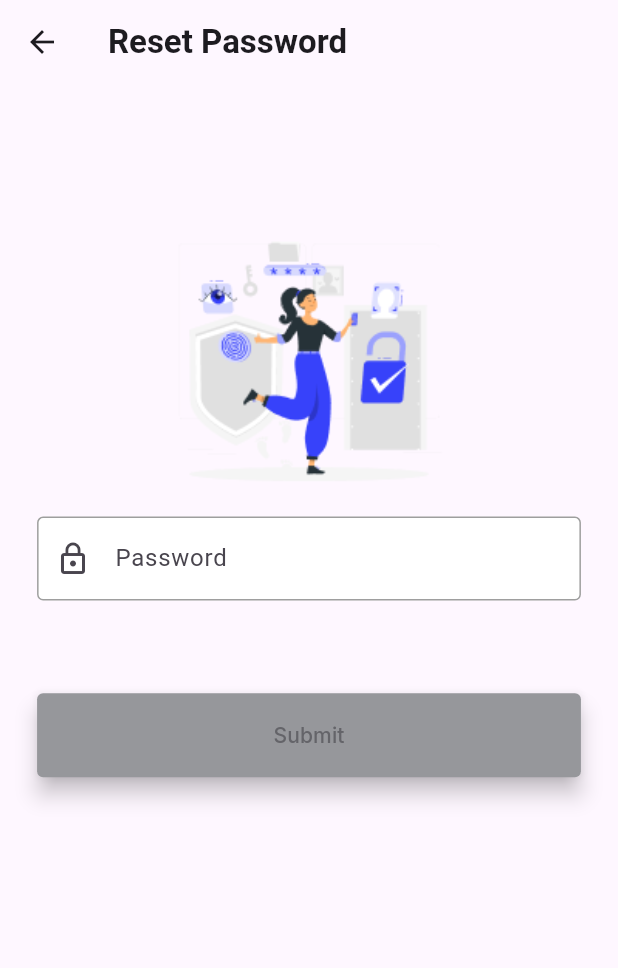
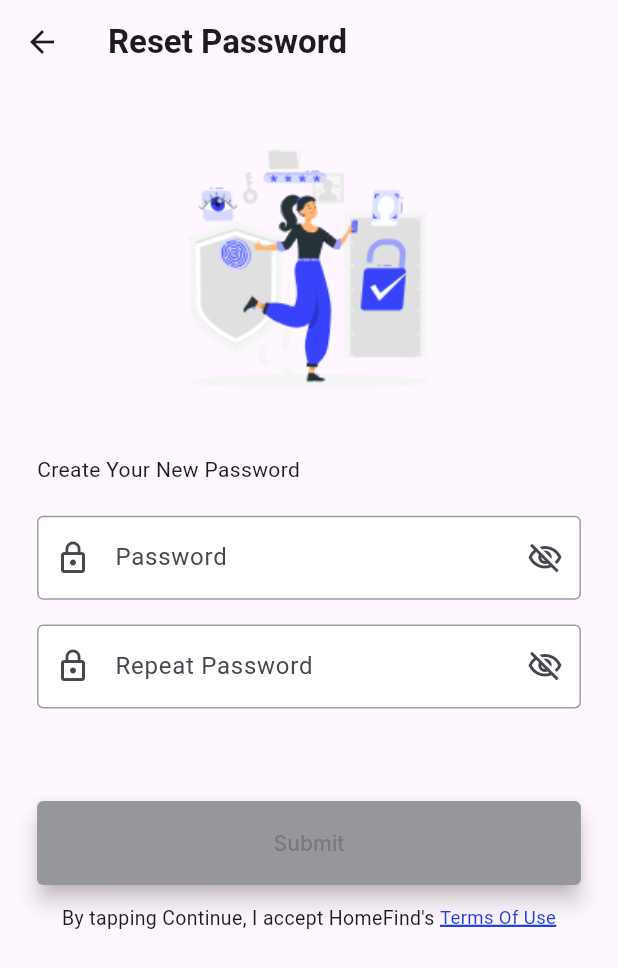
Before and after one commit to aziz-belloumi/auth_project, a Flutter app: the ResetYourPassword screen opened directly with empty values, on a phone screen of 412 x 824 dp. Shown: the top 968 px of the screen. Run offline on Flutter 3.47's test engine with Material 3 defaults, Android fonts, the phone set to English and light mode, and no system bars; our stand-ins replace carousel_slider, dropdown_button2, firebase_auth, firebase_core, flutter_bloc, flutter_map and 9 more; missing offline and left inert: flutter_3d_controller, flutter_facebook_auth, imageview360, panorama_viewer, scrolling_buttons_bar, video_360; accounts and stored records are empty; network calls fail.

Commit message:
updated reset password

```diff
--- a/lib/authServices/bloc/verification_cubit.dart
+++ b/lib/authServices/bloc/verification_cubit.dart
@@ -25,6 +25,9 @@ class VerificationCubit extends Cubit<AuthState>{
         id = jsonResponse["id"];
         emit(AuthSuccess());
       }
+      else{
+        emit(AuthError("Wrong code"));
+      }
     }
     catch(e){
       emit(AuthError(e.toString()));
--- a/lib/views/log_in.dart
+++ b/lib/views/log_in.dart
@@ -247,7 +247,7 @@ class _LogInState extends State<LogIn> {
                     ),
                     GestureDetector(
                       onTap: (){
-                        // terms of use page
+                        //Get.toNamed('/reset_password');
                       },
                       child: Text(
                         "Terms Of Use",
--- a/lib/views/profile_view.dart
+++ b/lib/views/profile_view.dart
@@ -52,7 +52,7 @@ class _ProfileViewState extends State<ProfileView> {
 
     if (image != null) {
       File imageFile = File(image.path);
-      String uploadUrl = 'http://192.168.40.133:4050/api/auth/upload-picture'; // Replace with your actual backend URL
+      String uploadUrl = 'http://10.0.2.2:4050/api/auth/upload-picture'; // Replace with your actual backend URL
 
       try {
         var request = http.MultipartRequest('POST', Uri.parse(uploadUrl));
--- a/lib/views/reset_your_password.dart
+++ b/lib/views/reset_your_password.dart
@@ -15,7 +15,13 @@ class ResetYourPassword extends StatefulWidget {
 
 class _ResetYourPasswordState extends State<ResetYourPassword> {
   String? id = Get.arguments["id"];
-  TextEditingController passwordController = TextEditingController() ;
+  TextEditingController firstPasswordController = TextEditingController() ;
+  TextEditingController secondPasswordController = TextEditingController() ;
+  GlobalKey<FormState> password = GlobalKey();
+
+  bool firstPasswordStatus = true;
+  bool secondPasswordStatus = true;
+
   @override
   Widget build(BuildContext context) {
     return BlocListener<ResetPasswordCubit,AuthState>(
@@ -108,7 +114,7 @@ class _ResetYourPasswordState extends State<ResetYourPassword> {
             ),
             child: Column(
               children: [
-                SizedBox(height: MediaQuery.of(context).size.width * 0.2,),
+                SizedBox(height: MediaQuery.of(context).size.width * 0.05,),
                 Row(
                   mainAxisAlignment: MainAxisAlignment.center,
                   children: [
@@ -122,13 +128,75 @@ class _ResetYourPasswordState extends State<ResetYourPassword> {
                     ),
                   ],
                 ),
+                SizedBox(height: MediaQuery.of(context).size.width * 0.05,),
+                const Row(
+                  mainAxisAlignment: MainAxisAlignment.start,
+                  children: [
+                    Text('Create Your New Password'),
+                  ],
+                ),
+                SizedBox(height: MediaQuery.of(context).size.width * 0.05,),
                 Form(
-                    child: TextFormField(
-                      controller: passwordController,
-                      decoration: textInputDecoration.copyWith(
-                        prefixIcon: const Icon(Icons.lock_outline),
-                        hintText: "Password",
-                      ),
+                  key: password,
+                    child: Column(
+                      children: [
+                        TextFormField(
+                          controller: firstPasswordController,
+                          validator: (val) {
+                            if (val!.isEmpty) {
+                              return "please enter a password";
+                            }
+                            if (val.length < 6) {
+                              return "the password must at least contain 6 characters";
+                            }
+                            else {
+                              return null;
+                            }
+                          },
+                          obscureText: firstPasswordStatus,
+                          decoration: textInputDecoration.copyWith(
+                            prefixIcon: const Icon(Icons.lock_outline),
+                            hintText: "Password",
+                            suffixIcon: IconButton(
+                              onPressed: () {
+                                setState(() {
+                                  firstPasswordStatus = !firstPasswordStatus;
+                                });
+                              },
+                              icon: firstPasswordStatus == true ? const Icon(Icons.visibility_off_outlined) : const Icon(Icons.remove_red_eye_outlined),
+                            ),
+
+                          ),
+                        ),
+                        SizedBox(height: MediaQuery.of(context).size.height*0.02,),
+                        TextFormField(
+                          controller: secondPasswordController,
+                          validator: (val) {
+                            if (val!.isEmpty) {
+                              return "please enter a password";
+                            }
+                            if (val.length < 6) {
+                              return "the password must at least contain 6 characters";
+                            }
+                            else {
+                              return null;
+                            }
+                          },
+                          obscureText: secondPasswordStatus,
+                          decoration: textInputDecoration.copyWith(
+                            prefixIcon: const Icon(Icons.lock_outline),
+                            hintText: "Repeat Password",
+                            suffixIcon: IconButton(
+                              onPressed: () {
+                                setState(() {
+                                  secondPasswordStatus = !secondPasswordStatus;
+                                });
+                              },
+                              icon: secondPasswordStatus == true ? const Icon(Icons.visibility_off_outlined) : const Icon(Icons.remove_red_eye_outlined),
+                            ),
+                          ),
+                        ),
+                      ],
                     )
                 ),
                 SizedBox(height: MediaQuery.of(context).size.width * 0.1,),
@@ -139,18 +207,61 @@ class _ResetYourPasswordState extends State<ResetYourPassword> {
                     width: MediaQuery.of(context).size.width * 0.9,
                     child: FloatingActionButton(
                       hoverColor: Colors.red,
-                      backgroundColor: const Color(0xFF96979B),
+                      backgroundColor: (firstPasswordController.text.isNotEmpty && secondPasswordController.text.isNotEmpty)? AppColors.bluebgNavItem : AppColors.greyDescribePropertyItem,
                       shape: RoundedRectangleBorder(
                         borderRadius: BorderRadius.circular(
                             4.0), // Adjust the radius as needed
                       ),
-                      child: const Text("Submit",
+                      child: Text(
+                          "Submit",
                           style: TextStyle(
-                              color: Color(0xFF646469), fontFamily: 'Inter')),
+                              color: (firstPasswordController.text.isNotEmpty && secondPasswordController.text.isNotEmpty)? AppColors.white : AppColors.grey,
+                              fontFamily: 'Inter')),
                       onPressed: () {
-                        context.read<ResetPasswordCubit>().resetPassword(passwordController.text, id!);
+                        if(password.currentState!.validate()){
+                          if(firstPasswordController.text == secondPasswordController.text){
+                            context.read<ResetPasswordCubit>().resetPassword(secondPasswordController.text, id!);
+                          }
+                          else{
+                            ScaffoldMessenger.of(context).showSnackBar(
+                              const SnackBar(
+                                content: Text('The passwords do not match'),
+                                duration: Duration(seconds: 3),
+                                backgroundColor: AppColors.bluebgNavItem,
+                              ),
+                            );
+                          }
+                        }
                       },
                     )
+                ),
+                SizedBox(height: MediaQuery.of(context).size.width * 0.03,),
+                Row(
+                  mainAxisAlignment: MainAxisAlignment.center,
+                  children: [
+                    Text(
+                      "By tapping Continue, I accept HomeFind's ",
+                      style: TextStyle(
+                        fontSize: MediaQuery.of(context).size.width * 0.0315,
+                      ),
+                    ),
+                    GestureDetector(
+                      onTap: (){
+                        //Get.toNamed('/reset_password');
+                      },
+                      child: Text(
+                        "Terms Of Use",
+                        style: TextStyle(
+                          decoration: TextDecoration.underline,
+                          decorationColor: const Color(0xFF1E3FE5),
+                          decorationThickness:
+                          MediaQuery.of(context).size.height * 0.003,
+                          color: const Color(0xFF1E3FE5),
+                          fontSize: MediaQuery.of(context).size.width * 0.03,
+                        ),
+                      ),
+                    )
+                  ],
                 ),
               ],
             ),
```
Also changed, not shown: lib/views/forgot_password_code.dart (+7 -1 lines).
